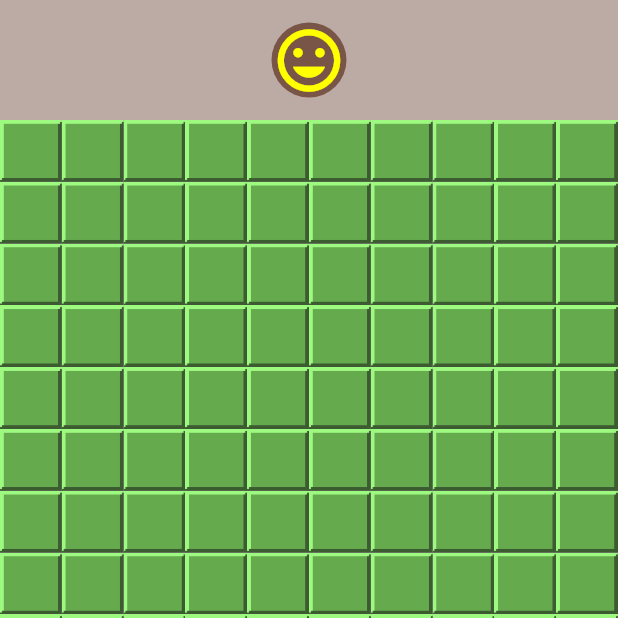
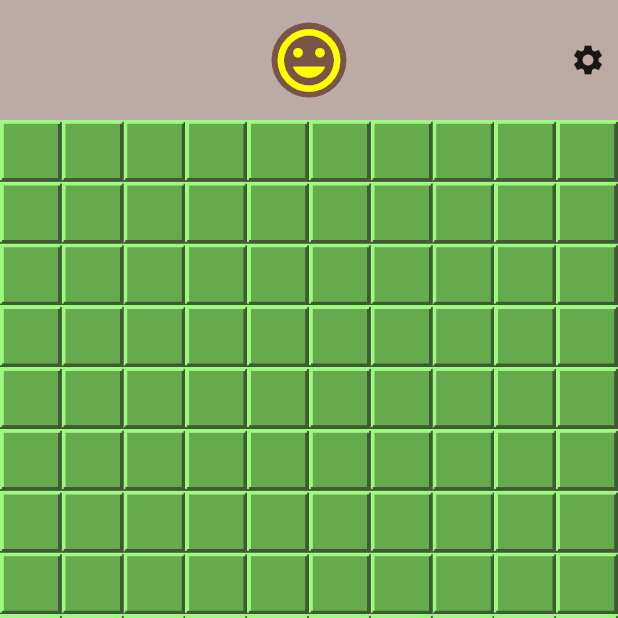
Before and after one commit to Rivixer/ShroomSweeper, a Flutter app: the screen it shows after launch, after a tap on the "tag faces" icon, on a phone screen of 412 x 824 dp, the top half of it. Run offline on Flutter 3.47's test engine with Material 2 defaults, Android fonts, the light colour scheme and no system bars; our stand-ins replace shared_preferences.

Commit message:
Add load variables from settings and add widget with settings icon

```diff
--- a/lib/game.dart
+++ b/lib/game.dart
@@ -1,4 +1,6 @@
 import 'package:flutter/material.dart';
+import 'package:minesweeper/utils/settings.dart';
+import 'package:minesweeper/pages/settings_page.dart';
 import 'models/board.dart';
 
 class Game extends StatefulWidget {
@@ -7,14 +9,17 @@ class Game extends StatefulWidget {
 }
 
 class _GameState extends State<Game> {
-  int columnsNumber = 10;
-  int rowsNumber = 10;
-  int bombsNumber = 10;
+  int columns = Settings.getColumns();
+  int rows = Settings.getRows();
+  int bombs = Settings.getBombs();
   bool inGame = false;
   late Board board;
 
   void _initialiseGame() {
-    board = Board(columnsNumber, rowsNumber, bombsNumber);
+    columns = Settings.getColumns();
+    rows = Settings.getRows();
+    bombs = Settings.getBombs();
+    board = Board(columns, rows, bombs);
     inGame = true;
     setState(() {});
   }
@@ -34,10 +39,33 @@ class _GameState extends State<Game> {
             color: const Color.fromRGBO(255, 255, 255, 0.5),
             height: 80.0,
             width: double.infinity,
-            child: Row(
-              mainAxisAlignment: MainAxisAlignment.center,
+            child: Stack(
+              children: <Widget>[
+                Row(
+                  mainAxisAlignment: MainAxisAlignment.spaceAround,
                   children: [
-                InkWell(
+                    const Spacer(),
+                    Center(
+                      child: IconButton(
+                        alignment: Alignment.centerRight,
+                        icon: const Icon(Icons.settings),
+                        onPressed: () async {
+                          await Navigator.push(
+                            context,
+                            MaterialPageRoute(
+                              builder: (context) => const SettingsPage(),
+                            ),
+                          );
+                          setState(() {
+                            _initialiseGame();
+                          });
+                        },
+                      ),
+                    ),
+                  ],
+                ),
+                Center(
+                  child: InkWell(
                     onTap: () {
                       _initialiseGame();
                     },
@@ -51,6 +79,7 @@ class _GameState extends State<Game> {
                       backgroundColor: Colors.brown,
                     ),
                   ),
+                ),
               ],
             ),
           ),
@@ -58,11 +87,11 @@ class _GameState extends State<Game> {
               shrinkWrap: true,
               physics: const NeverScrollableScrollPhysics(),
               gridDelegate: SliverGridDelegateWithFixedCrossAxisCount(
-                crossAxisCount: columnsNumber,
+                crossAxisCount: columns,
               ),
               itemBuilder: (context, position) {
-                int column = position % columnsNumber;
-                int row = position ~/ columnsNumber;
+                int column = position % columns;
+                int row = position ~/ columns;
                 Image image = board.getImage(column, row);
 
                 return InkWell(
@@ -88,7 +117,7 @@ class _GameState extends State<Game> {
                   ),
                 );
               },
-              itemCount: rowsNumber * columnsNumber),
+              itemCount: rows * columns),
         ],
       ),
       backgroundColor: Colors.brown,
```
Lines whose indentation alone changed are shown as unchanged.
